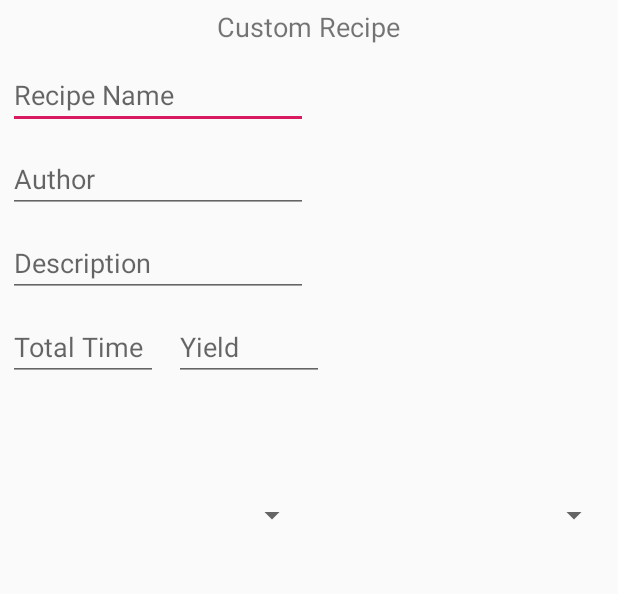
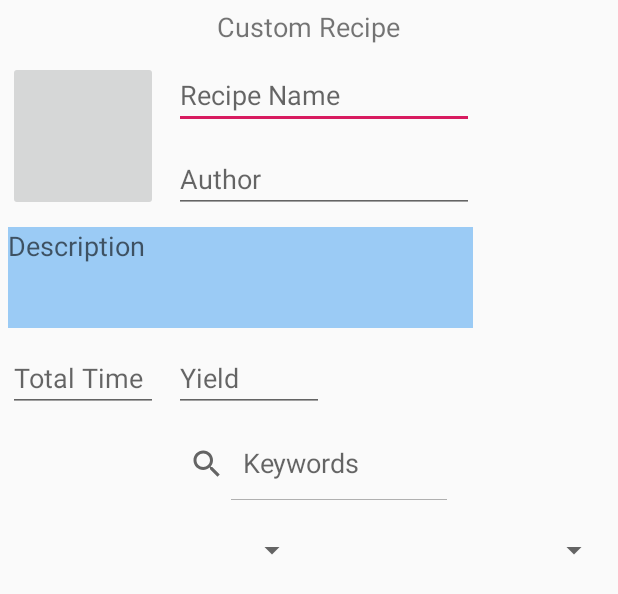
Before and after one commit to nerdyGinger/FoodManagementApp, an Android app: the layout custom_recipe_page_1.xml on its own in the app's theme, with its tools: preview values and no code run, on a phone screen of 412 x 824 dp. Shown: the top 594 px of the screen. Run offline under Robolectric (Android 15) with nearby library versions, the phone set to English and light mode, and no system bars.

Commit message:
continued recipe dialog work

```diff
--- a/app/src/main/java/apps/nerdyginger/cleanplateclub/CustomRecipeDialog.java
+++ b/app/src/main/java/apps/nerdyginger/cleanplateclub/CustomRecipeDialog.java
@@ -35,11 +35,11 @@ public class CustomRecipeDialog extends DialogFragment {
 
     @Override
     public View onCreateView(LayoutInflater inflater, ViewGroup container, Bundle savedInstanceState) {
-        View rootView = inflater.inflate(R.layout.add_custom_recipe, container, false);
+        View rootView = inflater.inflate(R.layout.custom_recipe_page_1, container, false);
         //View parentView = inflater.inflate(R.layout.add_custom_recipe, container, false);
-        pager = (ViewPager) rootView.findViewById(R.id.customRecipeViewPager);
-        pagerAdapter = new ScreenSlidePagerAdapter(getFragmentManager());
-        pager.setAdapter(pagerAdapter);
+        //pager = (ViewPager) parentView.findViewById(R.id.customRecipeViewPager);
+        //pagerAdapter = new ScreenSlidePagerAdapter(getFragmentManager());
+        //pager.setAdapter(pagerAdapter);
         return rootView;
     }
 
--- a/app/src/main/res/layout/add_custom_recipe.xml
+++ b/app/src/main/res/layout/add_custom_recipe.xml
@@ -7,8 +7,8 @@
 
     <androidx.viewpager.widget.ViewPager
         android:id="@+id/customRecipeViewPager"
-        android:layout_width="match_parent"
-        android:layout_height="match_parent"
+        android:layout_width="wrap_content"
+        android:layout_height="wrap_content"
         >
     </androidx.viewpager.widget.ViewPager>
 
--- a/app/src/main/res/layout/custom_recipe_page_1.xml
+++ b/app/src/main/res/layout/custom_recipe_page_1.xml
@@ -1,6 +1,5 @@
 <?xml version="1.0" encoding="utf-8"?>
-<RelativeLayout
-    xmlns:android="http://schemas.android.com/apk/res/android"
+<RelativeLayout xmlns:android="http://schemas.android.com/apk/res/android"
     android:orientation="vertical"
     android:layout_width="match_parent"
     android:layout_height="match_parent">
@@ -15,11 +14,20 @@
         android:layout_centerHorizontal="true"
         />
 
+    <ImageButton
+        android:id="@+id/customRecipeImage"
+        android:layout_width="100dp"
+        android:layout_height="100dp"
+        android:layout_margin="5dp"
+        android:layout_below="@+id/customRecipeTitle"
+        />
+
     <EditText
         android:id="@+id/customRecipeName"
         android:layout_width="200dp"
-        android:layout_height="45dp"
+        android:layout_height="wrap_content"
         android:layout_margin="5dp"
+        android:layout_toEndOf="@+id/customRecipeImage"
         android:layout_below="@+id/customRecipeTitle"
         android:hint="Recipe Name"
         />
@@ -27,9 +35,10 @@
     <EditText
         android:id="@+id/customRecipeAuthor"
         android:layout_width="200dp"
-        android:layout_height="45dp"
+        android:layout_height="wrap_content"
         android:layout_margin="5dp"
         android:layout_below="@+id/customRecipeName"
+        android:layout_toEndOf="@+id/customRecipeImage"
         android:hint="Author"
         />
 
@@ -37,17 +46,23 @@
 
     <EditText
         android:id="@+id/customRecipeDescription"
-        android:layout_width="200dp"
-        android:layout_height="45dp"
+        android:layout_width="310dp"
+        android:layout_height="wrap_content"
         android:layout_margin="5dp"
-        android:layout_below="@+id/customRecipeAuthor"
+        android:layout_below="@+id/customRecipeImage"
+        android:inputType="textMultiLine"
+        android:lines="3"
+        android:background="@color/chef_launcher_background"
+        android:gravity="top"
         android:hint="Description"
         />
+
+    <!-- Start page 2 here? -->
 
     <EditText
         android:id="@+id/customRecipeTotalTime"
         android:layout_width="100dp"
-        android:layout_height="45dp"
+        android:layout_height="wrap_content"
         android:layout_margin="5dp"
         android:layout_below="@+id/customRecipeDescription"
         android:hint="Total Time"
@@ -56,7 +71,7 @@
     <EditText
         android:id="@+id/customRecipeYield"
         android:layout_width="100dp"
-        android:layout_height="45dp"
+        android:layout_height="wrap_content"
         android:layout_margin="5dp"
         android:layout_below="@+id/customRecipeDescription"
         android:layout_toEndOf="@+id/customRecipeTotalTime"
@@ -65,11 +80,13 @@
 
     <SearchView
         android:id="@+id/customRecipeKeywordsSearch"
-        android:layout_width="00dp"
-        android:layout_height="45dp"
+        android:layout_width="200dp"
+        android:layout_height="wrap_content"
         android:layout_margin="5dp"
         android:layout_below="@+id/customRecipeTotalTime"
+        android:layout_centerHorizontal="true"
         android:queryHint="Keywords"
+        android:iconifiedByDefault="false"
         />
 
     <com.google.android.material.chip.ChipGroup
@@ -78,6 +95,7 @@
         android:layout_height="wrap_content"
         android:layout_margin="5dp"
         android:layout_below="@+id/customRecipeKeywordsSearch"
+        android:layout_centerHorizontal="true"
         />
 
     <Spinner
@@ -99,9 +117,9 @@
 
     <!-- Skipping nutrition -->
 
-    <!-- Recipe ingredients -->
+    <!-- Recipe ingredients: page 2 (3?) -->
 
-    <!-- Recipe instructions -->
+    <!-- Recipe instructions: page 3 (4?)-->
 
 
 </RelativeLayout>
```
